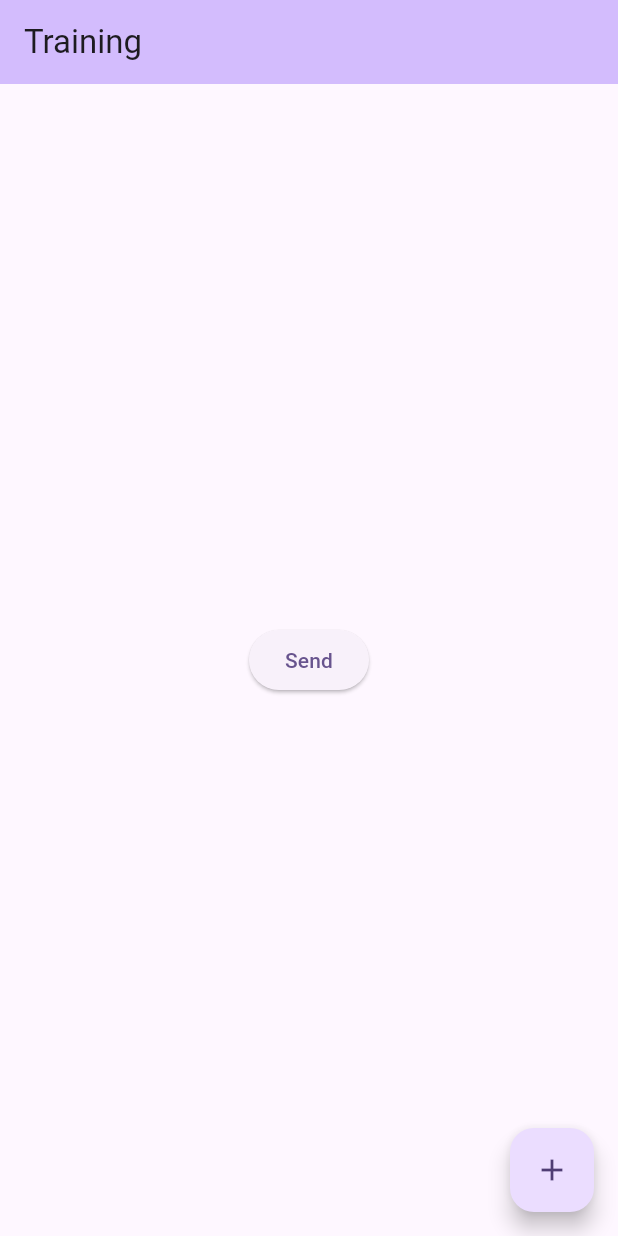
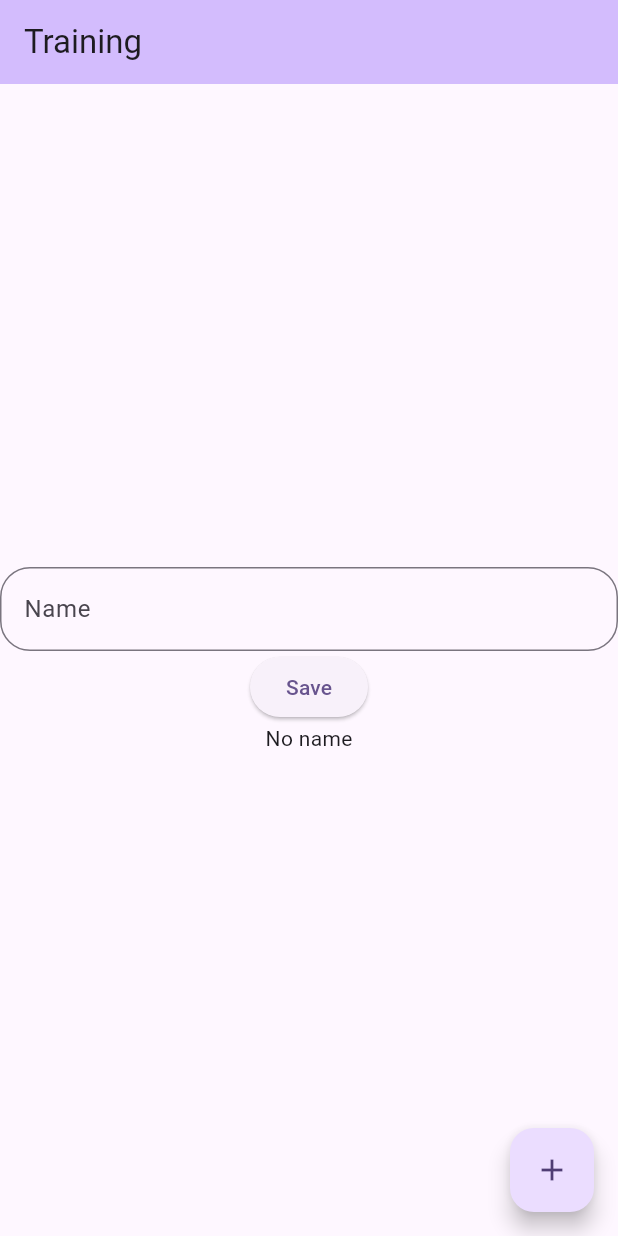
Before and after one commit to Sridhar2412/State-Management-Practice, a Flutter app: the screen it shows after launch, on a phone screen of 412 x 824 dp. Run offline on Flutter 3.47's test engine with Material 2 defaults, Android fonts, the phone set to English and light mode, and no system bars; our stand-ins replace auto_route, flutter_local_notifications, flutter_riverpod, riverpod_annotation, shared_preferences; generated files the repository leaves out were written again.

```diff
--- a/lib/presentation/home/home.dart
+++ b/lib/presentation/home/home.dart
@@ -76,34 +76,34 @@ class _MyHomePageState extends State<MyHomePage> {
             child: Column(
               mainAxisAlignment: MainAxisAlignment.center,
               children: <Widget>[
-                // TextFormField(
-                //   controller: nameController,
-                //   keyboardType: TextInputType.text,
-                //   onChanged: (value) {},
-                //   decoration: InputDecoration(
-                //     border: OutlineInputBorder(
-                //         borderRadius: BorderRadius.circular(20)),
-                //     hintText: "Name",
-                //   ),
-                // ),
+                TextFormField(
+                  controller: nameController,
+                  keyboardType: TextInputType.text,
+                  onChanged: (value) {},
+                  decoration: InputDecoration(
+                    border: OutlineInputBorder(
+                        borderRadius: BorderRadius.circular(20)),
+                    hintText: "Name",
+                  ),
+                ),
+                // ElevatedButton(
+                //     onPressed: () {
+                //       // print("hello");
+                //       notificationServices.sendNotification(
+                //           "News", "Sridhar here");
+                //     },
+                //     child: const Text("Send")),
+                // ElevatedButton(onPressed: () {}, child: const Text("Schedule")),
                 ElevatedButton(
-                    onPressed: () {
-                      // print("hello");
-                      notificationServices.sendNotification(
-                          "News", "Sridhar here");
+                    onPressed: () async {
+                      ref
+                          .read(nameProvider.notifier)
+                          .setName(nameController.text);
+                      final prefs = await SharedPreferences.getInstance();
+                      prefs.setString(KEYNAME, nameController.text);
                     },
-                    child: const Text("Send")),
-                // ElevatedButton(onPressed: () {}, child: const Text("Schedule")),
-                // ElevatedButton(
-                //     onPressed: () async {
-                //       ref
-                //           .read(nameProvider.notifier)
-                //           .setName(nameController.text);
-                //       final prefs = await SharedPreferences.getInstance();
-                //       prefs.setString(KEYNAME, nameController.text);
-                //     },
-                //     child: const Text("Save")),
-                // Text(newName),
+                    child: const Text("Save")),
+                Text(newName),
                 // Text(
                 //   '$_counter',
                 //   style: Theme.of(context).textTheme.headlineMedium,
```
